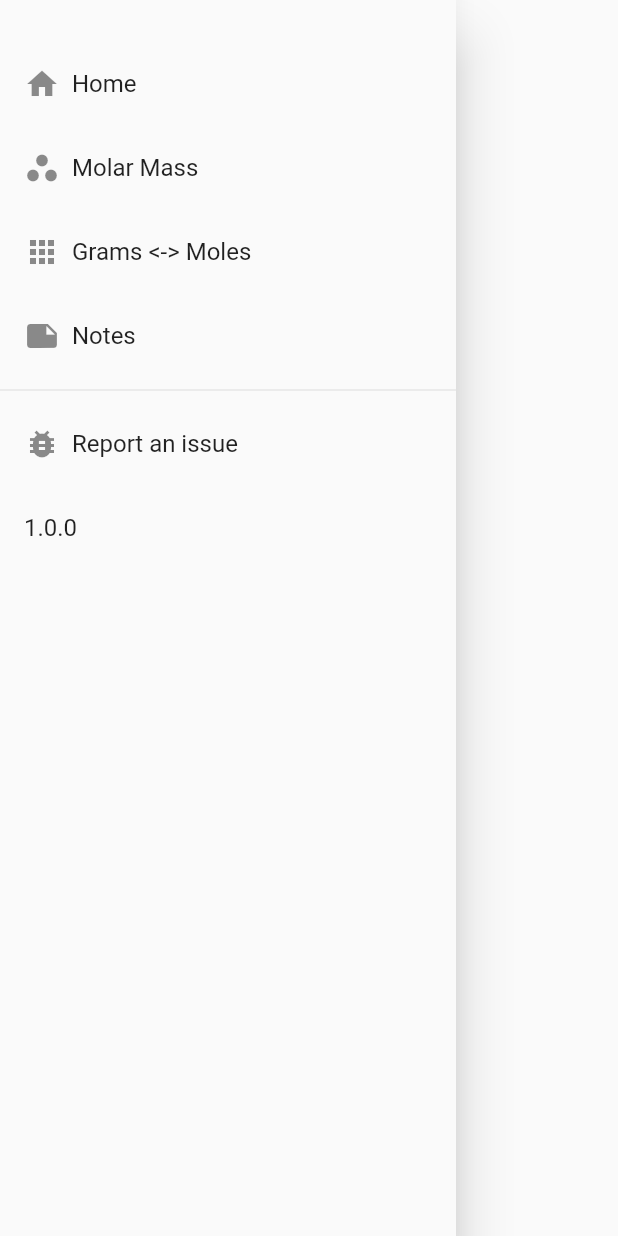
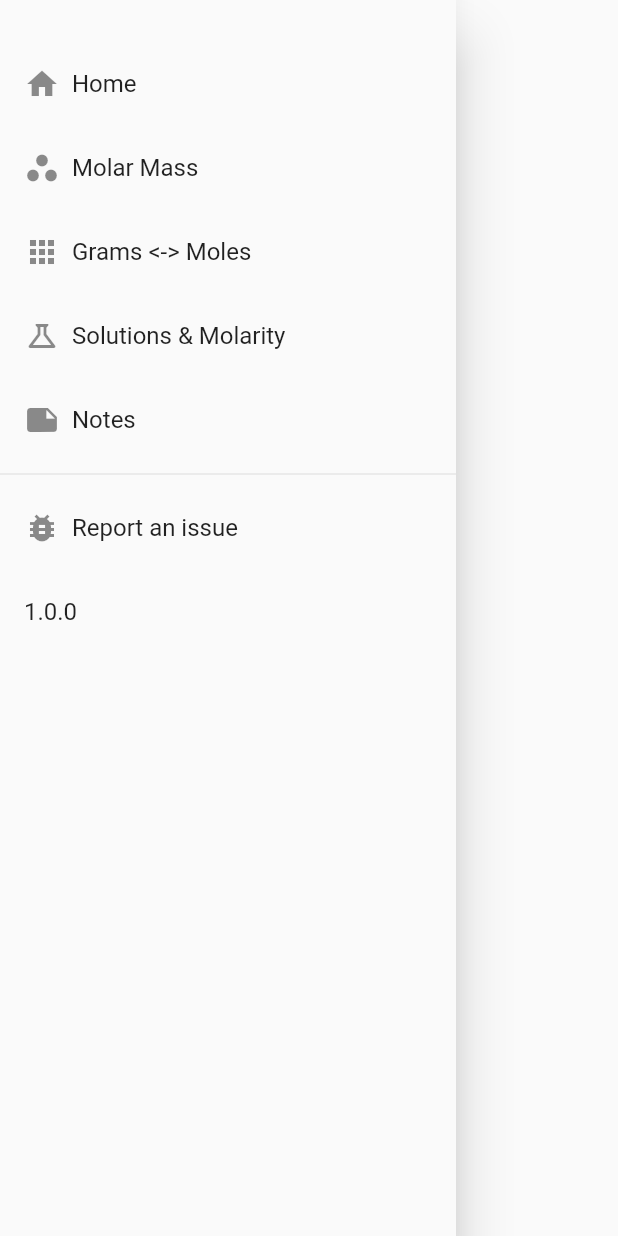
Before and after one commit to IncPlusPlus/chemistry-catalyst, a Flutter app: the AppDrawer widget shown alone on an empty page, opened directly, on a phone screen of 412 x 824 dp. Run offline on Flutter 3.47's test engine with Material 2 defaults, Android fonts, the phone set to English and light mode, and no system bars; our stand-ins replace auto_size_text, decimal, package_info_plus; missing offline and left inert: autocomplete_textfield_ns, create_atom, more, periodic_table.

Commit message:
Add solutions_molarity.dart to the routes, screens, and drawer

```diff
--- a/lib/routes.dart
+++ b/lib/routes.dart
@@ -7,6 +7,7 @@ class Routes {
     HomePage.routeName: (context) => const HomePage(),
     MolarMass.routeName: (context) => const MolarMass(),
     GramsMolesCalculator.routeName: (context) => const GramsMolesCalculator(),
+    SolutionsAndMolarity.routeName: (context) => const SolutionsAndMolarity(),
     TextScreen.routeName: (context) => TextScreen(),
   };
 }
--- a/lib/screens.dart
+++ b/lib/screens.dart
@@ -1,3 +1,4 @@
 export 'screens/home_screen.dart';
 export 'screens/molar_mass.dart';
+export 'screens/solutions_molarity.dart';
 export 'screens/text_input_screen.dart';
--- a/lib/widget/drawer.dart
+++ b/lib/widget/drawer.dart
@@ -31,6 +31,12 @@ class AppDrawer extends StatelessWidget {
             text: 'Grams <-> Moles',
             onTap: () => Navigator.pushReplacementNamed(
                 context, GramsMolesCalculator.routeName),
+          ),
+          _createDrawerItem(
+            icon: Icons.science_outlined,
+            text: 'Solutions & Molarity',
+            onTap: () => Navigator.pushReplacementNamed(
+                context, SolutionsAndMolarity.routeName),
           ),
           _createDrawerItem(
             icon: Icons.note,
```
